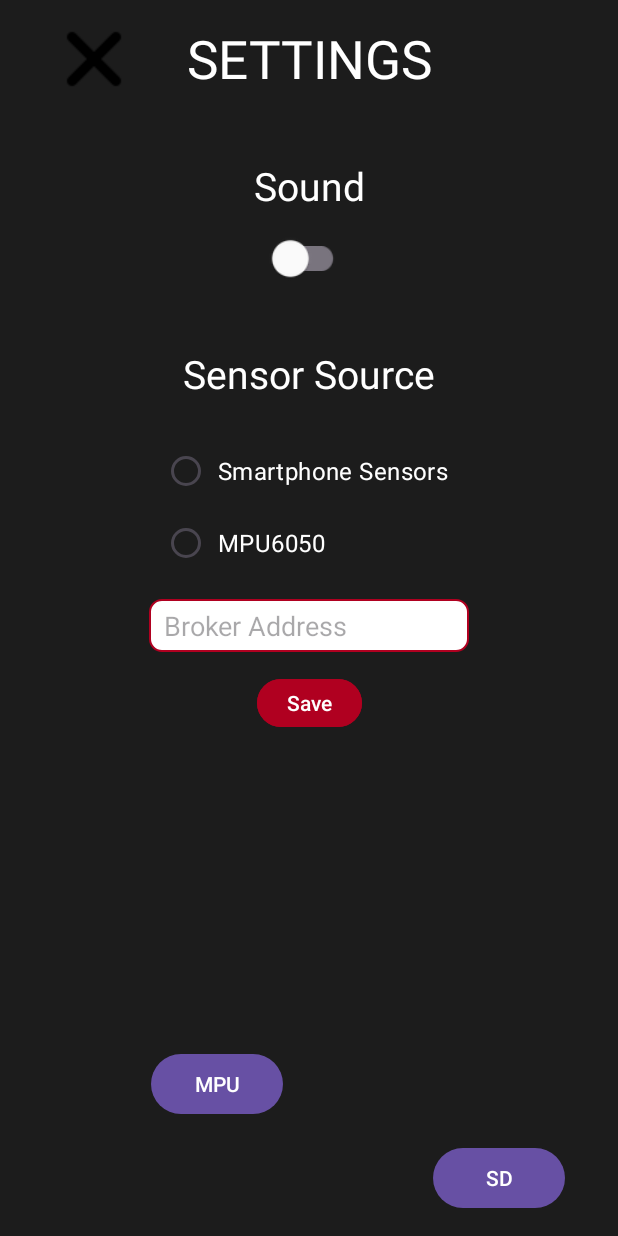
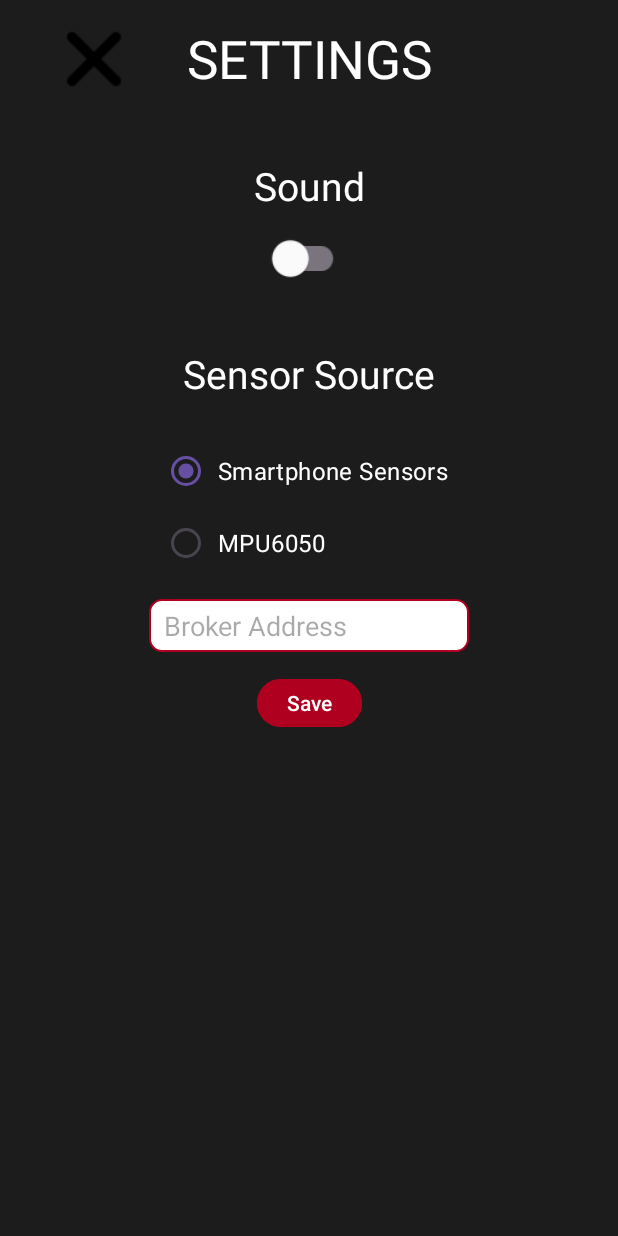
Before and after one commit to moritzsus/labyrinthApp, an Android app: the layout fragment_settings.xml on its own in the app's theme, with its tools: preview values and no code run, on a phone screen of 412 x 824 dp. Run offline under Robolectric (Android 15) with nearby library versions, the phone set to English and light mode, and no system bars.

Commit message:
connected settingsFragment ui elements
bug: app crashes when trying to connect to a broker which address was being typed into the textfield

```diff
--- a/app/src/main/java/com/example/labyrinthapp/MqttHandler.java
+++ b/app/src/main/java/com/example/labyrinthapp/MqttHandler.java
@@ -19,10 +19,12 @@ public class MqttHandler {
      * @param broker Broker to connect to
      */
     public void connect (String broker) {
+        //TODO toast anzeigen ob erfolgreich?
         try {
             clientId = MqttClient.generateClientId();
             client = new MqttClient(broker, clientId, persistence);
             MqttConnectOptions connOpts = new MqttConnectOptions();
+            //TODO maybe here crash?
             connOpts.setCleanSession(true);
             Log.d("MQTT", "Connecting to broker: " + broker);
             client.connect(connOpts);
--- a/app/src/main/java/com/example/labyrinthapp/PlayerController.java
+++ b/app/src/main/java/com/example/labyrinthapp/PlayerController.java
@@ -112,6 +112,7 @@ public class PlayerController {
                 level++;
                 GameScreenFragment.getInstance().generateLabyrinth();
                 GameScreenFragment.getInstance().sendLabyrinthToView();
+                //TODO keep direction?
                 direction = Direction.NONE;
             }
         }
--- a/app/src/main/res/layout/fragment_settings.xml
+++ b/app/src/main/res/layout/fragment_settings.xml
@@ -34,30 +34,6 @@
         app:layout_constraintStart_toStartOf="parent"
         app:layout_constraintTop_toTopOf="parent"
         app:layout_constraintVertical_bias="0.01999998" />
-
-    <Button
-        android:id="@+id/button2"
-        android:layout_width="wrap_content"
-        android:layout_height="wrap_content"
-        android:onClick="onMPUClick"
-        android:text="MPU"
-        app:layout_constraintBottom_toBottomOf="parent"
-        app:layout_constraintEnd_toStartOf="@+id/button3"
-        app:layout_constraintStart_toStartOf="parent"
-        app:layout_constraintTop_toTopOf="parent"
-        app:layout_constraintVertical_bias="0.9" />
-
-    <Button
-        android:id="@+id/button3"
-        android:layout_width="wrap_content"
-        android:layout_height="wrap_content"
-        android:onClick="onSDClick"
-        android:text="SD"
-        app:layout_constraintBottom_toBottomOf="parent"
-        app:layout_constraintEnd_toEndOf="parent"
-        app:layout_constraintHorizontal_bias="0.89"
-        app:layout_constraintStart_toStartOf="parent"
-        app:layout_constraintTop_toBottomOf="@+id/button2" />
 
     <TextView
         android:id="@+id/textView2"
@@ -110,22 +86,25 @@
         app:layout_constraintVertical_bias="0.04000002">
 
         <RadioButton
-            android:id="@+id/radioButton2"
+            android:id="@+id/radioButtonSPSens"
             android:layout_width="match_parent"
             android:layout_height="wrap_content"
             android:padding="5dp"
+            android:checked="true"
             android:text="Smartphone Sensors"
             android:textColor="@color/white"
-            android:textSize="16dp" />
+            android:textSize="16dp"
+            android:onClick="onSmartphoneSensorClick"/>
 
         <RadioButton
-            android:id="@+id/radioButton"
+            android:id="@+id/radioButtonMpu"
             android:layout_width="match_parent"
             android:layout_height="wrap_content"
             android:padding="5dp"
             android:text="MPU6050"
             android:textColor="@color/white"
-            android:textSize="16dp" />
+            android:textSize="16dp"
+            android:onClick="onMPUClick" />
     </RadioGroup>
 
     <EditText
@@ -152,6 +131,7 @@
         android:padding="0dp"
         android:backgroundTint="@color/design_default_color_error"
         android:text="Save"
+        android:onClick="onBrokerSaveClick"
         app:layout_constraintBottom_toBottomOf="parent"
         app:layout_constraintEnd_toEndOf="parent"
         app:layout_constraintStart_toStartOf="parent"
```
Also changed, not shown: app/src/main/java/com/example/labyrinthapp/MainActivity.java (+25 -6 lines), app/src/main/java/com/example/labyrinthapp/SettingsFragment.java (+18 -2 lines).
